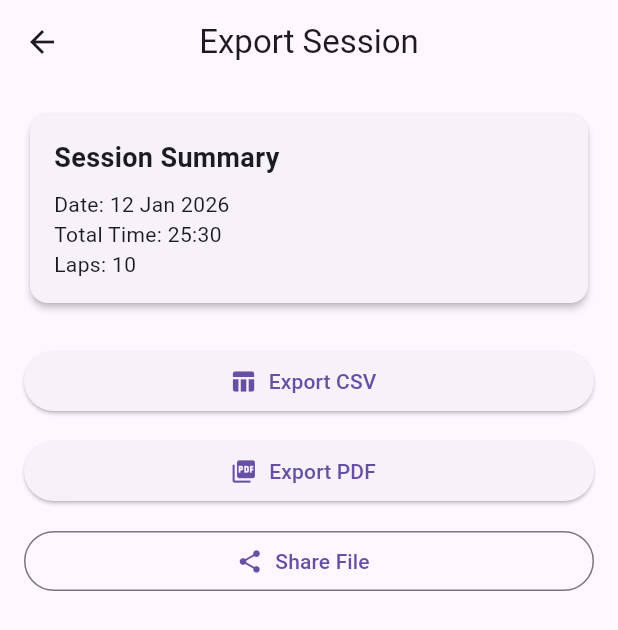
After one commit to MuhammadAbbasR/ChronoMaster, a Flutter app: the screen it shows after launch, after a tap on the "view agenda" icon, on a phone screen of 412 x 824 dp. The commit adds this screen. Shown: the top 630 px of the screen. Run offline on Flutter 3.47's test engine with Material 3 defaults, Android fonts, the phone set to English and light mode, and no system bars; our stand-ins replace fl_chart, flutter_tts, hive, hive_flutter, just_audio, vibration; missing offline and left inert: dart:js_interop; accounts and stored records are empty.

Commit message:
commit for export work

```diff
--- a/lib/view_model/time_interval_provider.dart
+++ b/lib/view_model/time_interval_provider.dart
@@ -9,6 +9,7 @@ import 'package:flutter/material.dart';
 
 
 class TimeIntervalProvider extends ChangeNotifier {
+
   BeepNotification p=BeepNotification();
   final VoiceNotification voiceCoach = VoiceNotification();
   List<WorkoutTemplate> templateList = [];
@@ -19,7 +20,6 @@ class TimeIntervalProvider extends ChangeNotifier {
   bool isRunning = false;
   bool isWorkoutFinished = false;
   Timer? _timer;
-  bool _isTransitioning = false;
   List<WorkoutStep> workoutSteps = [];
 
 
--- /dev/null
+++ b/lib/views/export_screen.dart
@@ -0,0 +1,84 @@
+import 'package:flutter/material.dart';
+
+class ExportScreen extends StatelessWidget {
+  const ExportScreen({super.key});
+
+  @override
+  Widget build(BuildContext context) {
+    return Scaffold(
+      appBar: AppBar(
+        title: const Text("Export Session"),
+        centerTitle: true,
+      ),
+      body: Padding(
+        padding: const EdgeInsets.all(16),
+        child: Column(
+          crossAxisAlignment: CrossAxisAlignment.stretch,
+          children: [
+
+            _InfoCard(),
+
+            const SizedBox(height: 24),
+
+            ElevatedButton.icon(
+              icon: const Icon(Icons.table_chart),
+              label: const Text("Export CSV"),
+              onPressed: () {
+                ScaffoldMessenger.of(context).showSnackBar(
+                  const SnackBar(content: Text("CSV Export Coming Soon")),
+                );
+              },
+            ),
+
+            const SizedBox(height: 12),
+
+            ElevatedButton.icon(
+              icon: const Icon(Icons.picture_as_pdf),
+              label: const Text("Export PDF"),
+              onPressed: () {
+                ScaffoldMessenger.of(context).showSnackBar(
+                  const SnackBar(content: Text("PDF Export Coming Soon")),
+                );
+              },
+            ),
+
+            const SizedBox(height: 12),
+
+            OutlinedButton.icon(
+              icon: const Icon(Icons.share),
+              label: const Text("Share File"),
+              onPressed: () {
+                ScaffoldMessenger.of(context).showSnackBar(
+                  const SnackBar(content: Text("Share Feature Coming Soon")),
+                );
+              },
+            ),
+          ],
+        ),
+      ),
+    );
+  }
+}
+
+class _InfoCard extends StatelessWidget {
+  @override
+  Widget build(BuildContext context) {
+    return const Card(
+      elevation: 2,
+      child: Padding(
+        padding: EdgeInsets.all(16),
+        child: Column(
+          crossAxisAlignment: CrossAxisAlignment.start,
+          children: [
+            Text("Session Summary",
+                style: TextStyle(fontSize: 18, fontWeight: FontWeight.bold)),
+            SizedBox(height: 8),
+            Text("Date: 12 Jan 2026"),
+            Text("Total Time: 25:30"),
+            Text("Laps: 10"),
+          ],
+        ),
+      ),
+    );
+  }
+}
--- a/lib/views/interval_main_screen.dart
+++ b/lib/views/interval_main_screen.dart
@@ -1,6 +1,7 @@
 import 'package:chronomaster_pro/model/workout_template_model.dart';
 import 'package:chronomaster_pro/view_model/time_interval_provider.dart';
 import 'package:chronomaster_pro/views/create_interval_template.dart';
+import 'package:chronomaster_pro/views/export_screen.dart';
 import 'package:chronomaster_pro/views/template_interval_screen.dart';
 import 'package:flutter/material.dart';
 import 'package:provider/provider.dart';
@@ -37,6 +38,12 @@ class _IntervalMainScreenState extends State<IntervalMainScreen> {
           "Templates List",
           style: TextStyle(color: Colors.black),
         ),
+        actions: [
+          IconButton(onPressed: (){
+            Navigator.push(context, MaterialPageRoute(builder: (context)=> const ExportScreen()));
+          }, icon: const Icon(Icons.view_agenda_rounded),)
+
+        ],
         centerTitle: true,
         backgroundColor: Colors.white,
         elevation: 1,
```
Also changed, not shown: lib/views/csv_view.dart (added, +42 -0 lines), lib/views/pdf_view.dart (added, +92 -0 lines).
